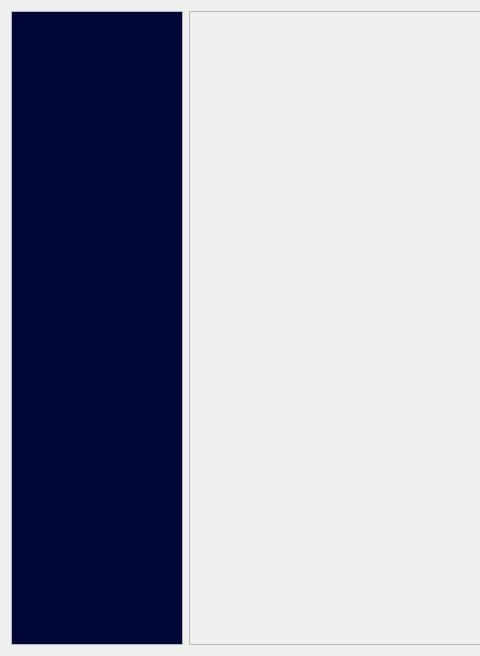
The window that Qt-Zhku-Client/zhkuclientmain.ui (yujiecong/Qt-Zhku-Client) describes before a commit, drawn with Qt 5; both pictures show x 0 to 480 and y 0 to 656 of the 1060 by 656 pixel window.
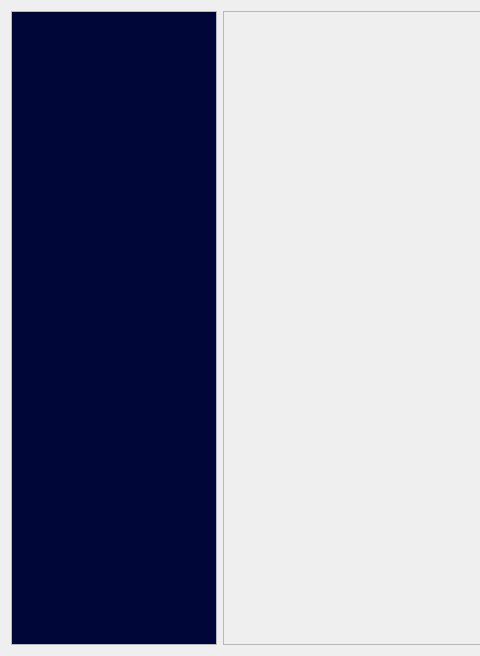
The same window after the commit.

Diff of the .ui file:
```diff
--- a/Qt-Zhku-Client/zhkuclientmain.ui
+++ b/Qt-Zhku-Client/zhkuclientmain.ui
@@ -14,7 +14,7 @@
    <string>ZhkuClientMain</string>
   </property>
   <widget class="QWidget" name="centralWidget">
-   <layout class="QHBoxLayout" name="horizontalLayout" stretch="1,5">
+   <layout class="QHBoxLayout" name="horizontalLayout" stretch="1,4">
     <item>
      <widget class="QScrollArea" name="scrollArea">
       <property name="styleSheet">
@@ -37,7 +37,7 @@
         <rect>
          <x>0</x>
          <y>0</y>
-         <width>171</width>
+         <width>205</width>
          <height>636</height>
         </rect>
        </property>
```
